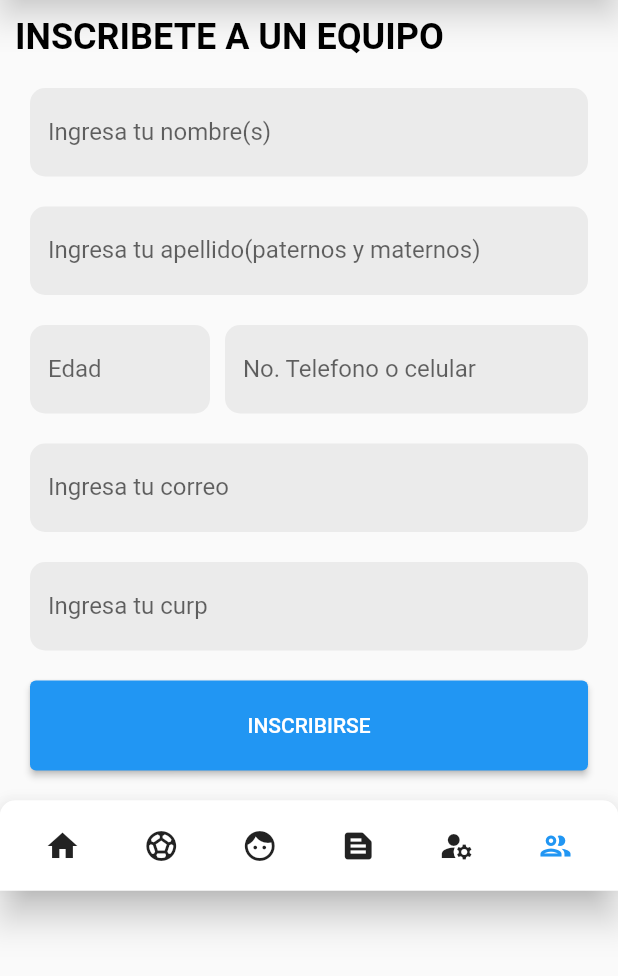
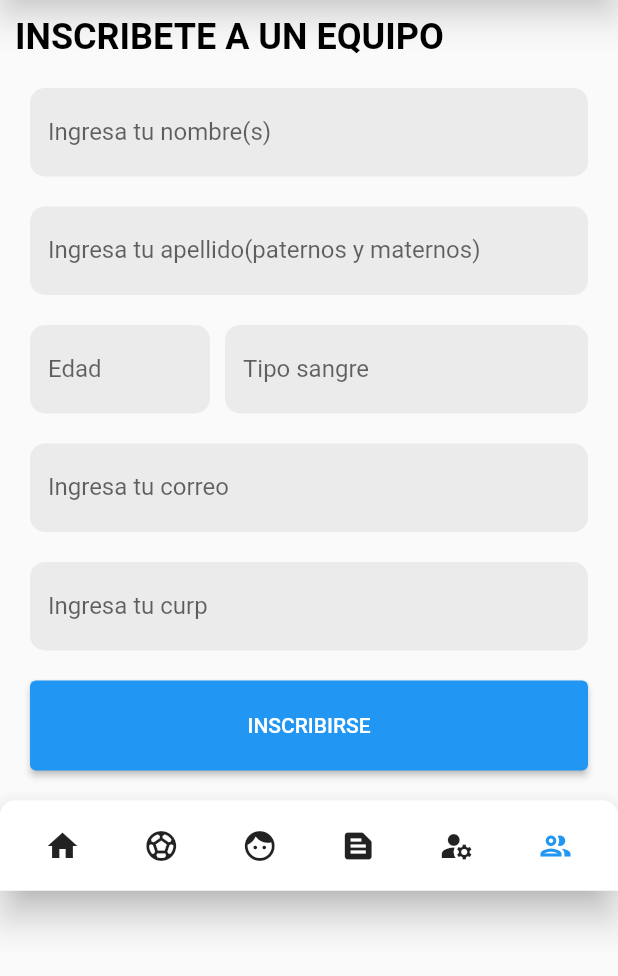
Before and after one commit to AngelJesusHernandezBlanco6-j/Proyecto_final_android, a Flutter app: the Inscripcion screen opened by its route, on a phone screen of 412 x 824 dp, the part 98-1074 px from its top. Run offline on Flutter 3.47's test engine with Material 2 defaults, Android fonts, the phone set to English and light mode, and no system bars; our stand-ins replace card_swiper, font_awesome_flutter; network calls fail.

```diff
--- a/lib/confirmacion.dart
+++ b/lib/confirmacion.dart
@@ -51,9 +51,9 @@ class Confirmacion extends StatelessWidget {
                 ),
                 Padding(
                   padding: EdgeInsetsDirectional.fromSTEB(20, 10, 20, 10),
-                  child: Text('  ESTA APLICACION FUE REALIZADA PRIMERO FUE REALIZADA EN COMO BASE EN FLUTTERFLOW Y POSTERIOMENTE LA PASE A FLUTLAB,PARA QUE SE PUDIERA DESCARGAR Y UTILIZAR EN ALGUN DISPOSITIVO ANDROID.Y EN ESTA OCASION HICIMOS LA APLICACION MOVIL DE AUCERDO A CIERTAS ESPECIFICACIONES QUE NOS FUERRON DADAS POR EL PROFESOR Y LO MAS COMPLICADO FUE QUE LA TENIAMOS QUE HACER CON UN CODIGO..Y ESTA AL SER LA ULTIMA ACTIVIDAD SE NOS PIDIO, Y PARA FINALIZAR LO QUE TENGO QUE DECIR ES QUE ESTOS MODULOS FUERON DE GRAN AYUDA PARA SI EN ALGUN MOMENTO QUISIERAMOS SEGUIR ESTUDIANDO UNA CARRERA RELACIONANDA CON LA PORGRAMACION'),
+                  child: Text('¡FELICIDADES!,Has llenado todos los campos para poder inscribirte a un equipo de futbol de tercera division,aunque el termino tecera division se escuche muy aburrido entrar a esta clase de equipos te da mucha experiencia para un futuro.Pero ojo llenar estos campos no te garantiza entrar a un equipo,solo es un registro para que puedas ser considerado.Lo unico que tienes que hacer es estar al pendiente al correo electronico que nos proporcionaste por que ahi se informara si fuiste seleccionado,¡¡MUCHA SUERTE!! '),
                 ),
-                Image.network('https://raw.githubusercontent.com/AngelJesusHernandezBlanco6-j/IMAGENESPROYECTOFINAL/main/APP.jpg', width: 300, height: 300)
+                Image.network('https://raw.githubusercontent.com/AngelJesusHernandezBlanco6-j/IMAGENESPROYECTOFINAL/main/equipos.jpg', width: 300, height: 300)
               ],
             ),
           ],
--- a/lib/inscripcion.dart
+++ b/lib/inscripcion.dart
@@ -102,7 +102,7 @@ class Inscripcion extends StatelessWidget {
                           padding: EdgeInsetsDirectional.fromSTEB(10, 0, 0, 0),
                           child: TextField(
                             decoration: InputDecoration(
-                              labelText: 'No. Telefono o celular',
+                              labelText: 'Tipo sangre',
                               filled: true,
                               fillColor: Color(0xFFEBEBEB),
                               border: OutlineInputBorder(
```
Also changed, not shown: 1 other file.
